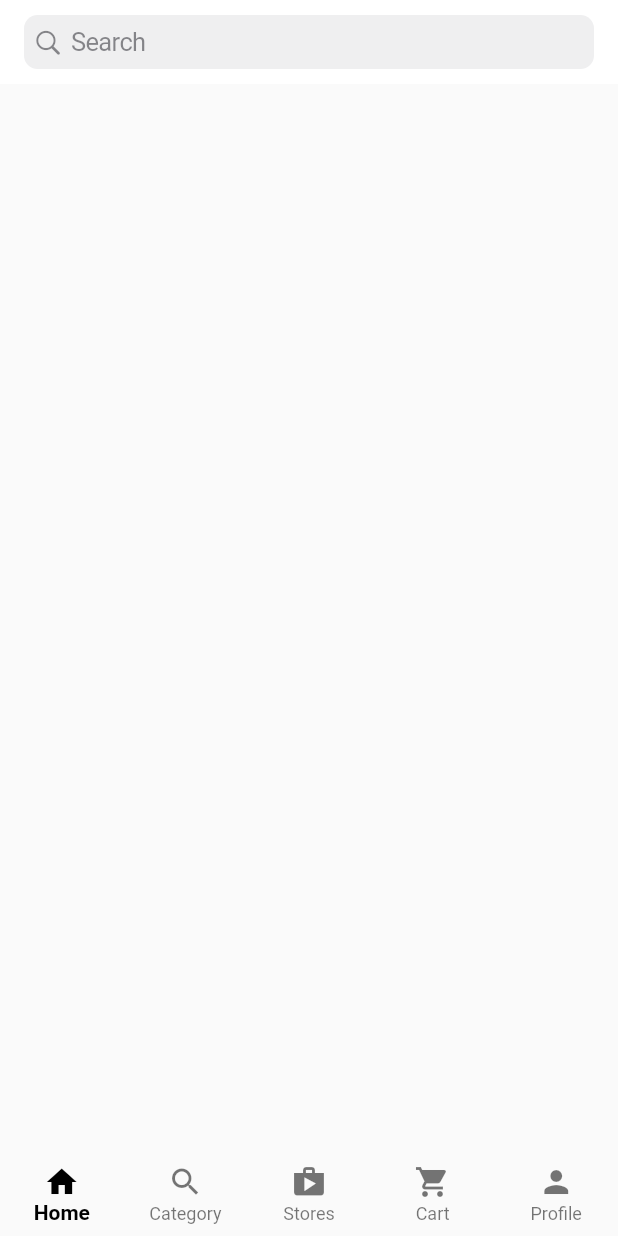
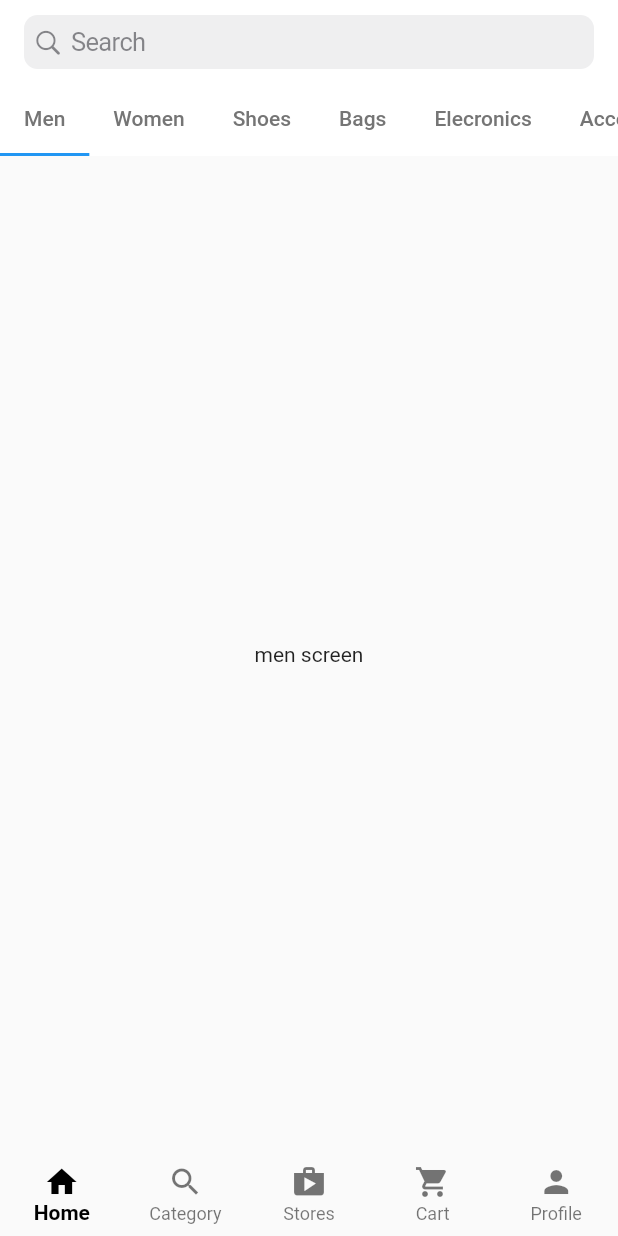
Before and after one commit to robertotonde/mulitistore_firebase_app, a Flutter app: the screen it shows after launch, on a phone screen of 412 x 824 dp. Run offline on Flutter 3.47's test engine with Material 2 defaults, Android fonts, the phone set to English and light mode, and no system bars.

Commit message:
adding tabview on home screen

```diff
--- a/lib/main_screens/home.dart
+++ b/lib/main_screens/home.dart
@@ -12,13 +12,74 @@ class _HomeScreenState extends State<HomeScreen> {
   @override
   Widget build(BuildContext context) {
     return DefaultTabController(
-      length: 3,
+      length: 9,
       child: Scaffold(
         appBar: AppBar(
           elevation: 0,
           backgroundColor: Colors.white,
-          title: const CupertinoSearchTextField(),),
+          title: const CupertinoSearchTextField(),
+          bottom: const TabBar(
+            isScrollable: true,
+            tabs: [
+            ReapetedTab(
+              label: "Men",
+            ),
+            ReapetedTab(
+              label: "Women",
+            ),
+            ReapetedTab(
+              label: "Shoes",
+            ),
+            ReapetedTab(
+              label: "Bags",
+            ),
+            ReapetedTab(
+              label: "Elecronics",
+            ),
+            ReapetedTab(
+              label: "Accesories",
+            ),
+            ReapetedTab(
+              label: "Home and Grden",
+            ),
+            ReapetedTab(
+              label: "Kids",
+            ),
+            ReapetedTab(
+              label: "Beuty",
+            ),
+          ]),
+        ),
+        body: const TabBarView(
+          children: [
+            Center(child: Text("men screen")),
+            Center(child: Text("women screen")),
+            Center(child: Text("shoes screen")),
+            Center(child: Text("Bags screen")),
+            Center(child: Text("Elecronics screen")),
+            Center(child: Text("Accesories screen")),
+            Center(child: Text("Home and Grden screen")),
+            Center(child: Text("Kids screen")),
+            Center(child: Text("Kids screen")),
+            // Center(child: Text("electonics screen")),
+          ],
+        ),
       ),
     );
   }
 }
+
+class ReapetedTab extends StatelessWidget {
+  final String label;
+  const ReapetedTab({super.key, required this.label});
+
+  @override
+  Widget build(BuildContext context) {
+    return Tab(
+      child: Text(
+        label,
+        style: TextStyle(color: Colors.grey.shade600),
+      ),
+    );
+  }
+}
```
